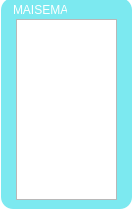
Old version of the form Scripts/Scene.ui in the repository Plij/Oulutest.
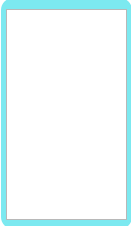
New version of the form.

```diff
--- a/Scripts/Scene.ui
+++ b/Scripts/Scene.ui
@@ -6,8 +6,8 @@
    <rect>
     <x>0</x>
     <y>0</y>
-    <width>132</width>
-    <height>209</height>
+    <width>131</width>
+    <height>226</height>
    </rect>
   </property>
   <property name="acceptDrops">
@@ -27,7 +27,7 @@
      <x>1</x>
      <y>-2</y>
      <width>131</width>
-     <height>211</height>
+     <height>231</height>
     </rect>
    </property>
    <property name="frameShape">
@@ -39,23 +39,23 @@
    <widget class="QLabel" name="label">
     <property name="geometry">
      <rect>
-      <x>12</x>
-      <y>2</y>
+      <x>5</x>
+      <y>11</y>
       <width>54</width>
       <height>20</height>
      </rect>
     </property>
     <property name="text">
-     <string>&lt;html&gt;&lt;head/&gt;&lt;body&gt;&lt;p&gt;&lt;span style=&quot; color:#ffffff;&quot;&gt;MAISEMA:&lt;/span&gt;&lt;/p&gt;&lt;/body&gt;&lt;/html&gt;</string>
+     <string/>
     </property>
    </widget>
    <widget class="QListWidget" name="SceneListWidget">
     <property name="geometry">
      <rect>
-      <x>15</x>
-      <y>21</y>
-      <width>101</width>
-      <height>181</height>
+      <x>5</x>
+      <y>11</y>
+      <width>121</width>
+      <height>211</height>
      </rect>
     </property>
     <property name="mouseTracking">
```
